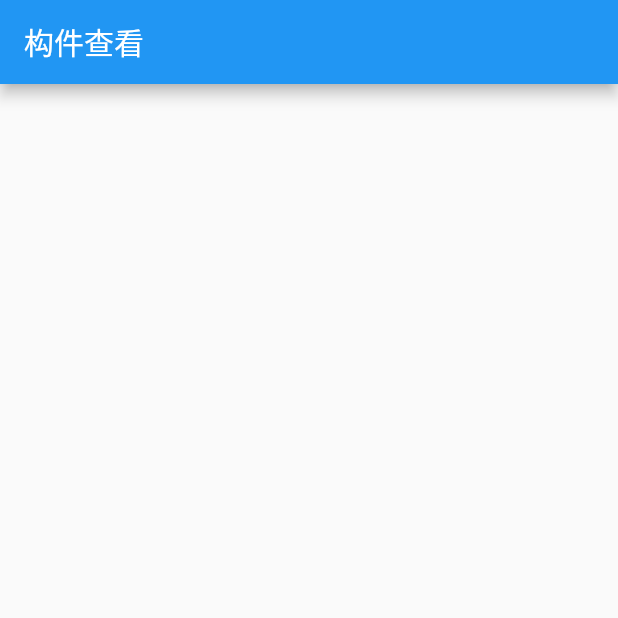
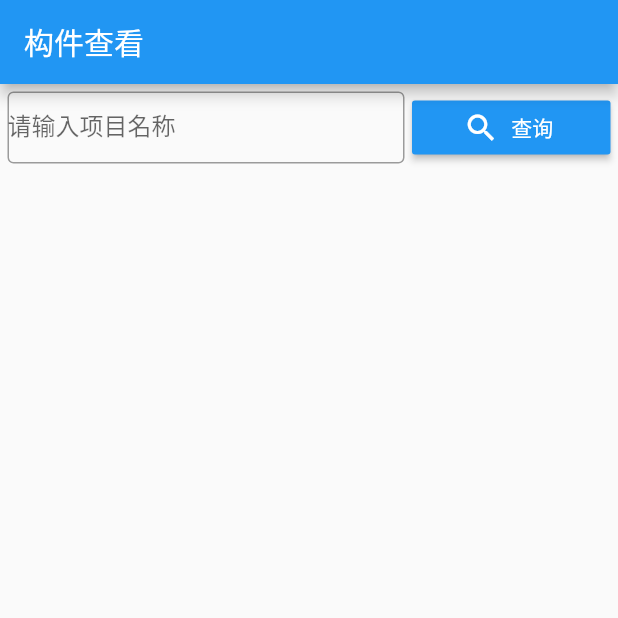
Before and after one commit to linbossgebest/Project_Management, a Flutter app: the ComponentQueryPage screen opened directly, on a phone screen of 412 x 824 dp, the top half of it. Run offline on Flutter 3.47's test engine with Material 2 defaults, Android fonts, the phone set to English and light mode, and no system bars; our stand-ins replace dio, fluro, flutter_screenutil, flutter_swiper, fluttertoast, shared_preferences; missing offline and left inert: flutter_qr_reader, multi_image_picker; accounts and stored records are empty; statements that could not run were skipped.

Commit message:
update query page

```diff
--- a/lib/pages/component_query_page.dart
+++ b/lib/pages/component_query_page.dart
@@ -1,4 +1,3 @@
-
 import 'package:flutter/material.dart';
 import 'package:flutter_screenutil/screenutil.dart';
 
@@ -16,8 +15,43 @@ class _ComponentQueryPageState extends State<ComponentQueryPage> {
     ScreenUtil.init(context, width: 750, height: 1334, allowFontScaling: false);
     return Scaffold(
       appBar: AppBar(
-        title:Text("构件查看"),
+        title: Text("构件查看"),
         automaticallyImplyLeading: false,
+      ),
+      body: Container(
+        margin: EdgeInsets.all(5),
+        child: Column(
+          children: <Widget>[
+            Row(
+              children: <Widget>[
+                Expanded(
+                  flex: 2,
+                  child: TextField(
+                    style: TextStyle(height: 1),
+                    decoration: InputDecoration(
+                        contentPadding:
+                            const EdgeInsets.symmetric(vertical: 4.0),
+                        hintText: "请输入项目名称",
+                        border: OutlineInputBorder()),
+                  ),
+                ),
+                SizedBox(
+                  width: 5,
+                ),
+                Expanded(
+                  flex: 1,
+                  child: RaisedButton.icon(
+                    textColor: Colors.white,
+                    color: Colors.blue[500],
+                    onPressed: () {},
+                    icon: Icon(Icons.search),
+                    label: Text('查询'),
+                  ),
+                ),
+              ],
+            )
+          ],
+        ),
       ),
     );
   }
--- a/lib/pages/setting_page.dart
+++ b/lib/pages/setting_page.dart
@@ -1,6 +1,5 @@
 import 'package:flutter/material.dart';
 import 'package:flutter_screenutil/screenutil.dart';
-import 'package:thzz_project_management/routers/application.dart';
 
 class SettingPage extends StatefulWidget {
   SettingPage({Key key}) : super(key: key);
```
